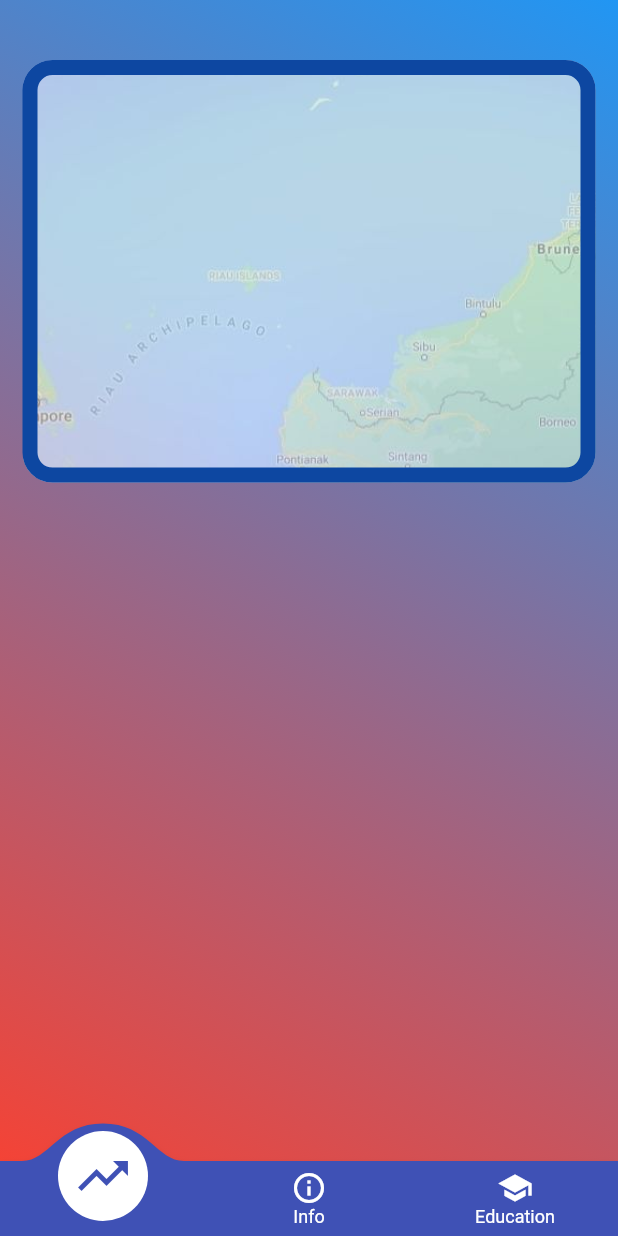
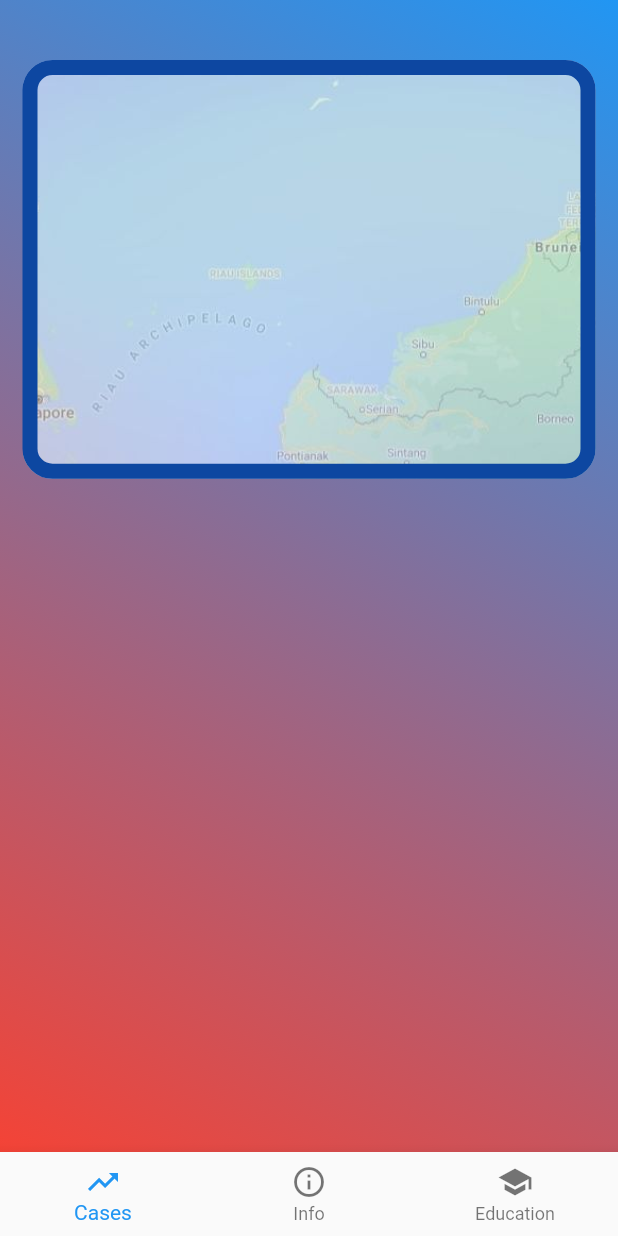
Before and after one commit to AdamHarith2510/flutter_app123, a Flutter app: the screen it shows after launch, on a phone screen of 412 x 824 dp. Run offline on Flutter 3.47's test engine with Material 2 defaults, Android fonts, the phone set to English and light mode, and no system bars; drawn by our look-alikes of convex_bottom_bar; our stand-ins replace page_transition, webview_flutter; network calls fail; project files that could hold a hidden picture were left out.

Commit message:
Add files via upload

```diff
--- a/lib/main.dart
+++ b/lib/main.dart
@@ -1,6 +1,4 @@
-import 'package:convex_bottom_bar/convex_bottom_bar.dart';
 import 'package:flutter/material.dart';
-import 'package:flutter/widgets.dart';
 import 'home.dart';
 import 'info.dart';
 import 'education.dart';
@@ -8,48 +6,60 @@ import 'education.dart';
 void main() => runApp(MyApp());
 
 class MyApp extends StatelessWidget {
-  // This widget is the root of your application.
   @override
   Widget build(BuildContext context) {
     return MaterialApp(
-      title: 'Flutter Demo',
-      theme: ThemeData.light(),
-      darkTheme: ThemeData.dark(),
-      home: HomePage(),
+      title: 'Bottom Navigation Bar',
+      home: MyHomePage(),
     );
   }
 }
 
-class HomePage extends StatefulWidget {
-  HomePage({Key key}) : super(key: key);
-
+class MyHomePage extends StatefulWidget {
+  MyHomePage({Key key}) : super(key: key);
 
   @override
-  _HomeState createState() => _HomeState();
+  _MyHomePageState createState() => _MyHomePageState();
 }
 
-class _HomeState extends State<HomePage> {
-
-  int selectedPage = 0;
-  final _pageOptions = [Home(), Info(), Settings()];
+class _MyHomePageState extends State<MyHomePage> {
+  int _selectedItem = 0;
+  var _pages = [Home(), Info(), Settings()];
+  var _pageController = PageController();
 
   @override
   Widget build(BuildContext context) {
     return Scaffold(
-
-      body: _pageOptions[selectedPage],
-      bottomNavigationBar: ConvexAppBar(
-        color: Colors.white,
-        backgroundColor: Colors.indigo,
-        items:[
-          TabItem(icon: Icons.trending_up, title: 'Cases'),
-          TabItem(icon: Icons.info_outline, title: 'Info'),
-          TabItem(icon: Icons.school, title: 'Education'),
+      body: PageView(
+        children: _pages,
+        onPageChanged: (index) {
+          setState(() {
+            _selectedItem = index;
+          });
+        },
+        controller: _pageController,
+      ),
+      bottomNavigationBar: BottomNavigationBar(
+        items: <BottomNavigationBarItem>[
+          BottomNavigationBarItem(
+              icon: Icon(Icons.trending_up),
+              title: Text('Cases'),
+          ),
+          BottomNavigationBarItem(
+              icon: Icon(Icons.info_outline),
+              title: Text('Info'),
+          ),
+          BottomNavigationBarItem(
+              icon: Icon(Icons.school),
+              title: Text('Education'),
+          ),
         ],
-        initialActiveIndex: 0,
-        onTap: (int i ){
+        currentIndex: _selectedItem,
+        onTap: (index) {
           setState(() {
-            selectedPage = i;
+            _selectedItem = index;
+            _pageController.animateToPage(_selectedItem,
+                duration: Duration(milliseconds: 200), curve: Curves.linear);
           });
         },
       ),
```
